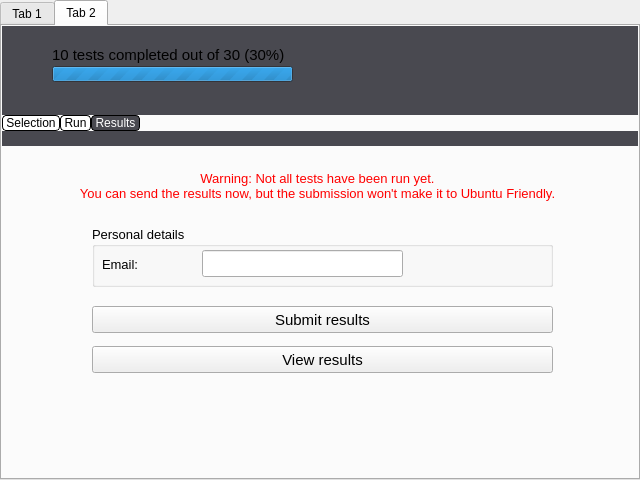
Before: the Qt Designer form qt/frontend/qtfront.ui in checkbox/checkbox, drawn with Qt 5.
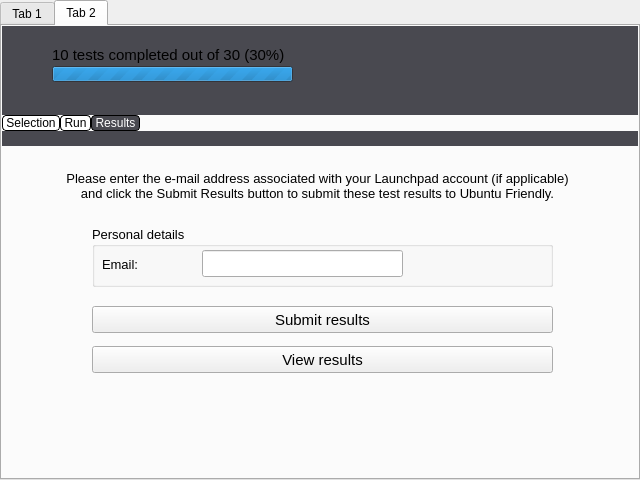
After: the same form once the commit is applied. The open tabs and pages were chosen to show the change. Icons and pictures are not drawn.

Commit message: Converted submissionWarningLabel and text to submissionUbuntuFriendlyLabel wtih instructional text for submitting results. This is a workaround for the bug causing the warning to be displayed at all times rather than only when testing is incomplete. (LP: #967457)

Patch:
```diff
--- a/qt/frontend/qtfront.ui
+++ b/qt/frontend/qtfront.ui
@@ -1032,8 +1032,8 @@
 &lt;html&gt;&lt;head&gt;&lt;meta name=&quot;qrichtext&quot; content=&quot;1&quot; /&gt;&lt;style type=&quot;text/css&quot;&gt;
 p, li { white-space: pre-wrap; }
 &lt;/style&gt;&lt;/head&gt;&lt;body style=&quot; font-family:'Ubuntu'; font-size:10pt; font-weight:400; font-style:normal;&quot;&gt;
-&lt;p style=&quot; margin-top:0px; margin-bottom:0px; margin-left:0px; margin-right:0px; -qt-block-indent:0; text-indent:0px;&quot;&gt;&lt;span style=&quot; color:#ff0000;&quot;&gt;Warning: Not all tests have been run yet.&lt;/span&gt;&lt;/p&gt;
-&lt;p style=&quot; margin-top:0px; margin-bottom:0px; margin-left:0px; margin-right:0px; -qt-block-indent:0; text-indent:0px;&quot;&gt;&lt;span style=&quot; color:#ff0000;&quot;&gt;You can send the results now, but the submission won't make it to Ubuntu Friendly.&lt;/span&gt;&lt;/p&gt;&lt;/body&gt;&lt;/html&gt;</string>
+&lt;p style=&quot; margin-top:0px; margin-bottom:0px; margin-left:0px; margin-right:0px; -qt-block-indent:0; text-indent:0px;&quot;&gt;&lt;span style=&quot; color:#000000;&quot;&gt;Please enter the e-mail address associated with your Launchpad account &#40;if applicable&#41;&lt;/span&gt;&lt;/p&gt;
+&lt;p style=&quot; margin-top:0px; margin-bottom:0px; margin-left:0px; margin-right:0px; -qt-block-indent:0; text-indent:0px;&quot;&gt;&lt;span style=&quot; color:#000000;&quot;&gt;and click the Submit Results button to submit these test results to Ubuntu Friendly.&lt;/span&gt;&lt;/p&gt;&lt;/body&gt;&lt;/html&gt;</string>
              </property>
              <property name="scaledContents">
               <bool>false</bool>
```
Left out of the diff: 2 changed lines with no effect on the pictures. The commit also changes 3 other files.
